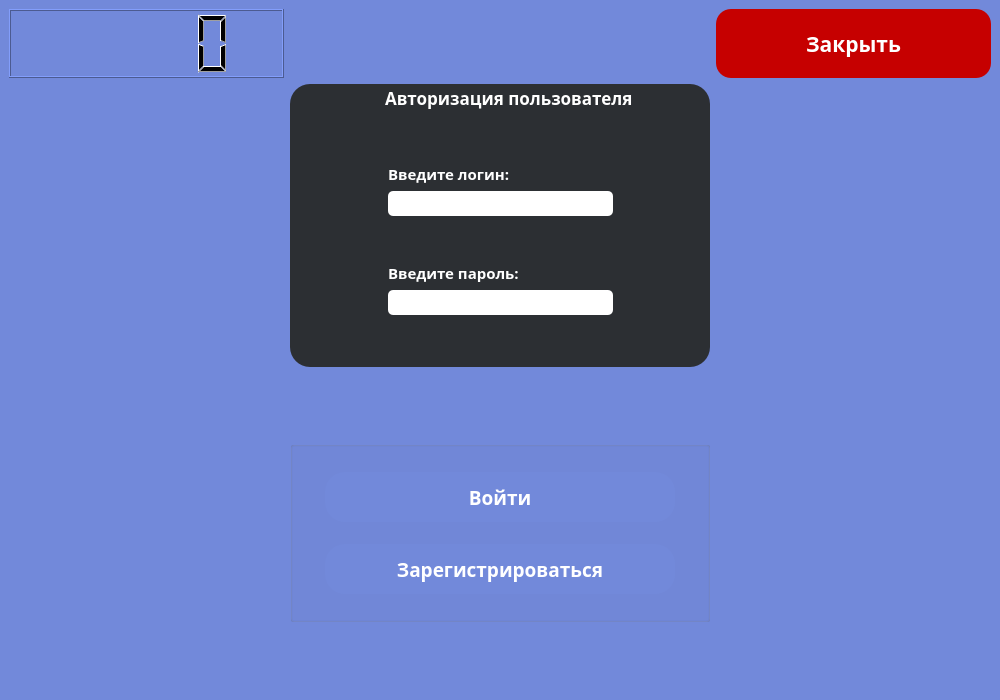
Qt form auth.ui (Proto999/authgui) before a commit.
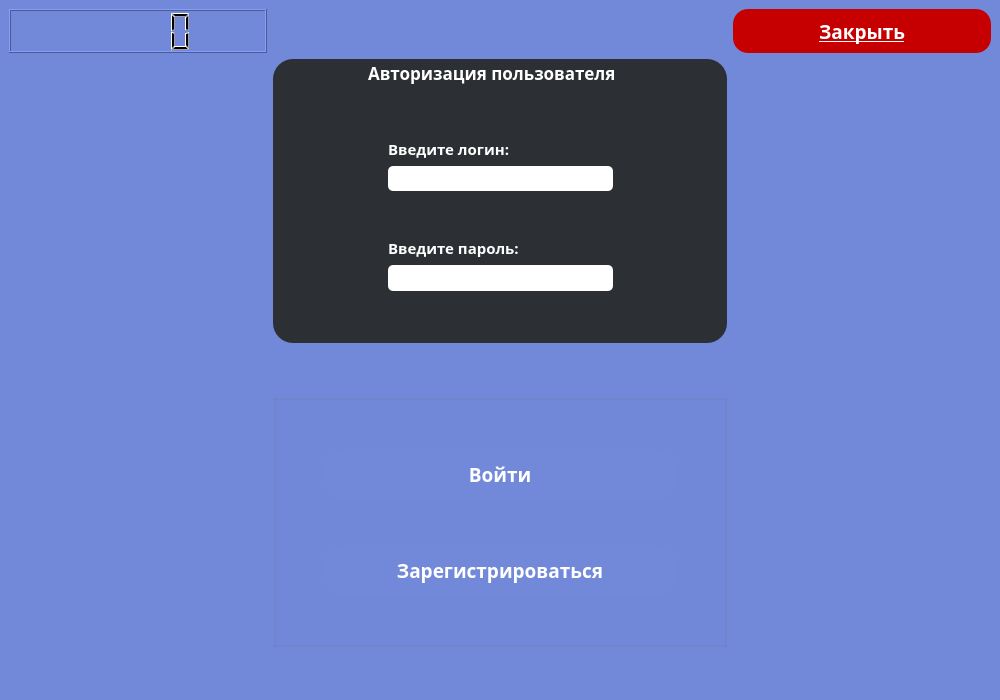
The same form after that commit.

```diff
--- a/auth.ui
+++ b/auth.ui
@@ -61,8 +61,9 @@
       <property name="font">
        <font>
         <family>gg sans</family>
-        <pointsize>16</pointsize>
+        <pointsize>14</pointsize>
         <bold>true</bold>
+        <underline>true</underline>
        </font>
       </property>
       <property name="styleSheet">
@@ -134,7 +135,7 @@
          <property name="font">
           <font>
            <family>gg sans</family>
-           <pointsize>11</pointsize>
+           <pointsize>13</pointsize>
            <bold>true</bold>
           </font>
          </property>
@@ -192,7 +193,7 @@
          <property name="font">
           <font>
            <family>gg sans</family>
-           <pointsize>11</pointsize>
+           <pointsize>12</pointsize>
            <bold>true</bold>
           </font>
          </property>
@@ -291,8 +292,8 @@
       </property>
       <property name="maximumSize">
        <size>
-        <width>420</width>
-        <height>181</height>
+        <width>16777215</width>
+        <height>16777215</height>
        </size>
       </property>
       <property name="styleSheet">
```
